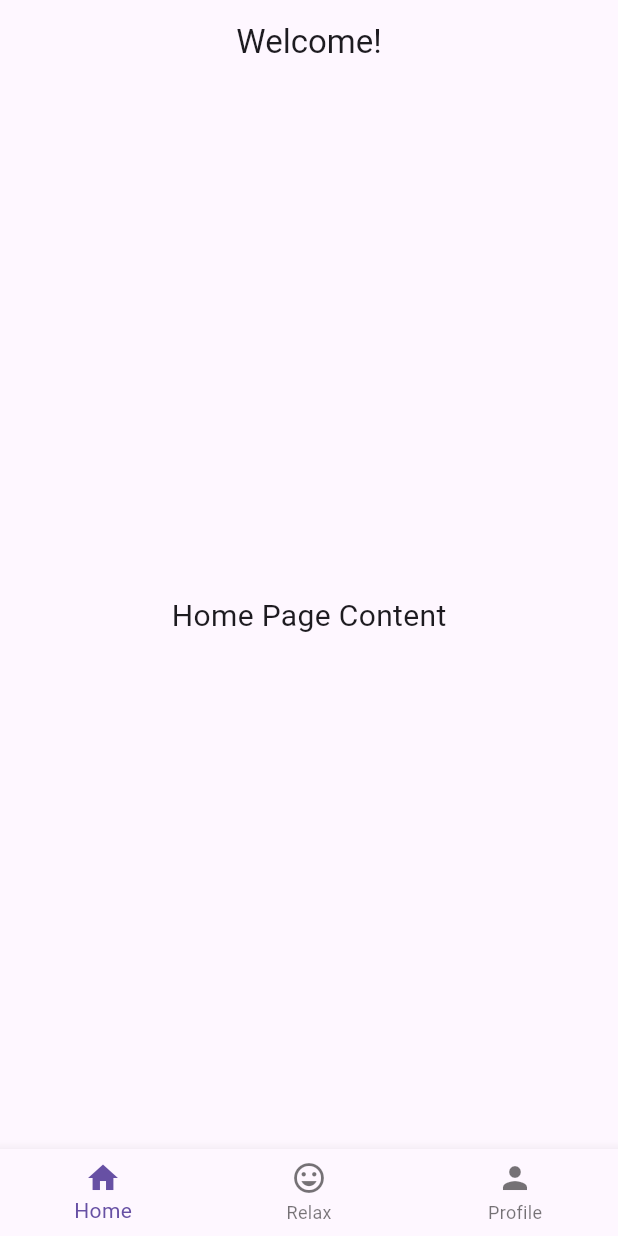
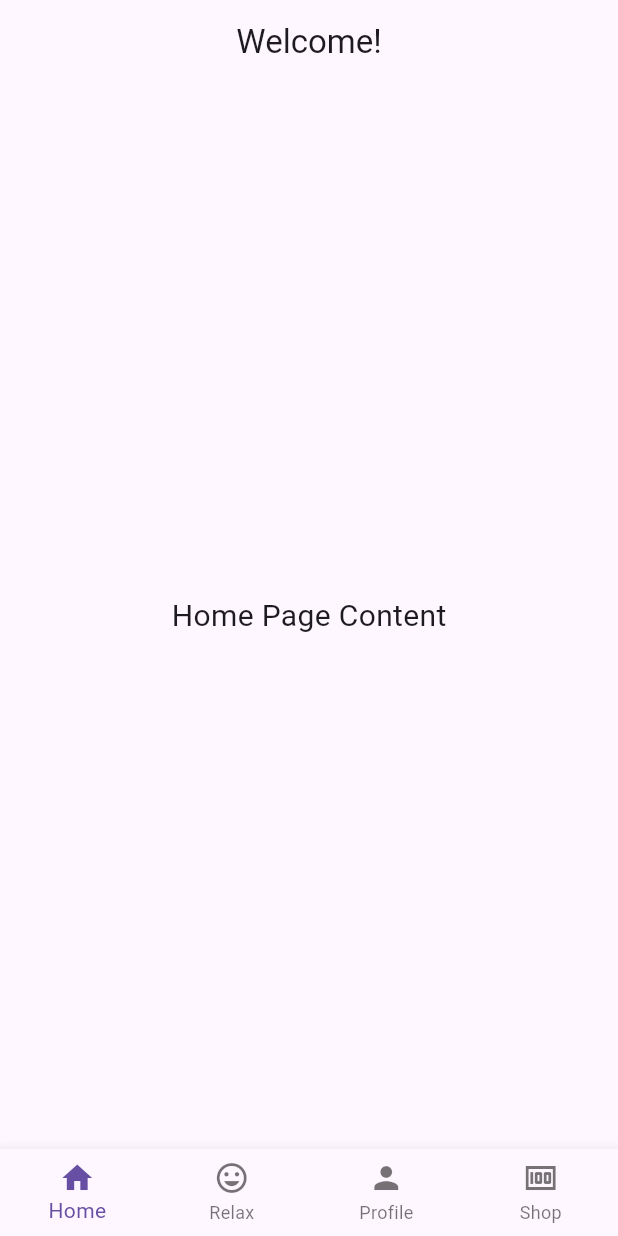
Before and after one commit to CSC-3380-Spring-2025/Team-15, a Flutter app: the screen it shows after launch, on a phone screen of 412 x 824 dp. Run offline on Flutter 3.47's test engine with Material 3 defaults, Android fonts, the phone set to English and light mode, and no system bars.

Commit message:
Added Shop on nav bar

```diff
--- a/fortis/lib/main.dart
+++ b/fortis/lib/main.dart
@@ -2,6 +2,7 @@ import 'package:flutter/material.dart';
 import 'pages/home.dart';
 import 'pages/relax.dart';
 import 'pages/profile.dart';
+import 'pages/shop.dart';
 
 void main() {
   runApp(const MyApp());
@@ -32,6 +33,7 @@ class _MainScreenState extends State<MainScreen> {
     const HomePage(),
     const RelaxPage(),
     const ProfilePage(),
+    const ShopPage(),
   ];
 
   @override
@@ -39,6 +41,7 @@ class _MainScreenState extends State<MainScreen> {
     return Scaffold(
       body: _pages[_currentIndex], // Display the selected page
       bottomNavigationBar: BottomNavigationBar(
+        type: BottomNavigationBarType.fixed,
         currentIndex: _currentIndex,
         onTap: (index) {
           setState(() {
@@ -48,7 +51,8 @@ class _MainScreenState extends State<MainScreen> {
         items: const [
           BottomNavigationBarItem(icon: Icon(Icons.home), label: 'Home'),
           BottomNavigationBarItem(icon: Icon(Icons.tag_faces), label: 'Relax'),
-          BottomNavigationBarItem(icon: Icon(Icons.person), label: 'Profile')
+          BottomNavigationBarItem(icon: Icon(Icons.person), label: 'Profile'),
+          BottomNavigationBarItem(icon: Icon(Icons.money), label: 'Shop'),
         ],
       ),
     );
```
Also changed, not shown: fortis/lib/pages/shop.dart (added, +18 -0 lines).
